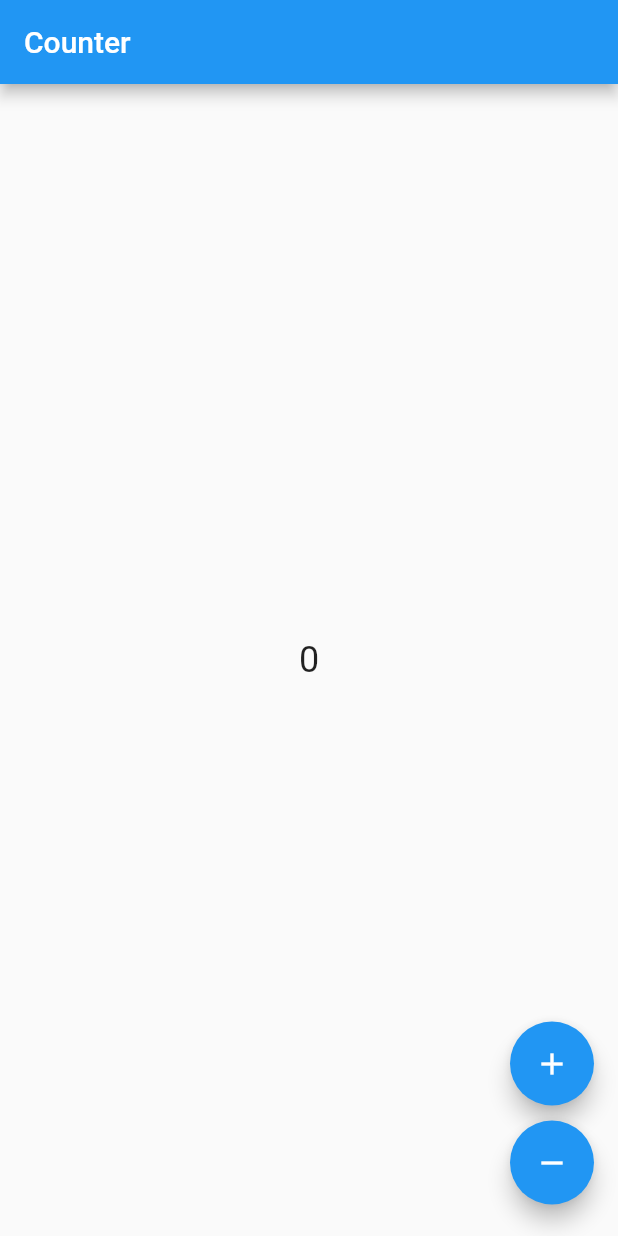
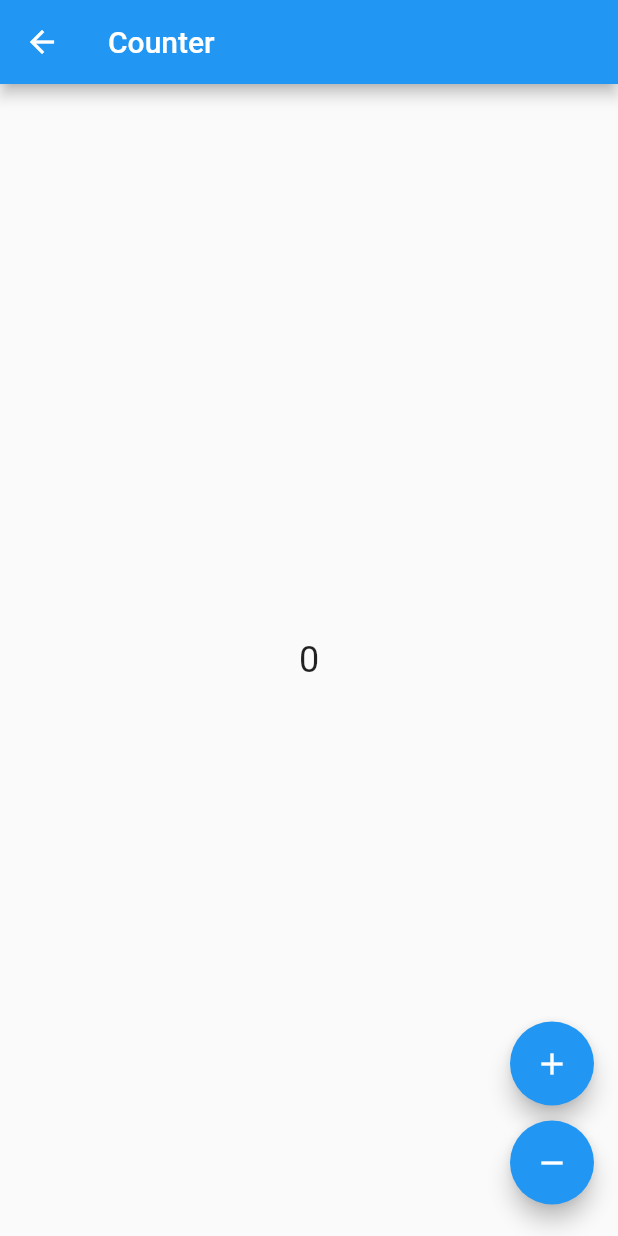
Before and after one commit to Darien-Wang/flutter-demos, a Flutter app: the CounterPage screen opened directly, after a tap on the "add" icon, after a tap on the "remove" icon, on a phone screen of 412 x 824 dp. Run offline on Flutter 3.47's test engine with Material 2 defaults, Android fonts, the phone set to English and light mode, and no system bars; our stand-ins replace bloc, flutter_bloc.

Commit message:
update bloc counter

```diff
--- /dev/null
+++ b/flutter_counter/lib/EnumFile.dart
@@ -0,0 +1,3 @@
+enum Brand{bmw, mini}
+
+enum CounterEvent { increment, decrement }
--- a/flutter_counter/lib/counter_bloc.dart
+++ b/flutter_counter/lib/bloc/CounterBloc.dart
@@ -1,8 +1,8 @@
+import '../EnumFile.dart';
 import 'package:bloc/bloc.dart';
 
-enum CounterEvent { increment, decrement }
+class CounterBloc extends Bloc<CounterEvent, int> {
 
-class CounterBloc extends Bloc<CounterEvent, int> {
   @override
   int get initialState => 0;
 
--- /dev/null
+++ b/flutter_counter/lib/page/CounterPage.dart
@@ -0,0 +1,52 @@
+import 'package:flutter/material.dart';
+import 'package:flutter_bloc/flutter_bloc.dart';
+import '../bloc/CounterBloc.dart';
+import '../EnumFile.dart';
+
+class CounterPage extends StatelessWidget {
+  @override
+  Widget build(BuildContext context) {
+    // ignore: close_sinks
+//    CounterBloc counterBloc = BlocProvider.of<CounterBloc>(context);
+
+    return Scaffold(
+      appBar: AppBar(title: Text('Counter')),
+      body: BlocBuilder<CounterBloc, int>(
+        builder: (context, count) {
+          return Center(
+            child: Text(
+              '$count',
+              style: TextStyle(fontSize: 24.0),
+            ),
+          );
+        },
+      ),
+      floatingActionButton: Column(
+        crossAxisAlignment: CrossAxisAlignment.end,
+        mainAxisAlignment: MainAxisAlignment.end,
+        children: <Widget>[
+          Padding(
+            padding: EdgeInsets.symmetric(vertical: 5.0),
+            child: FloatingActionButton(
+              heroTag: "two",
+              child: Icon(Icons.add),
+              onPressed: () {
+                BlocProvider.of<CounterBloc>(context).add(CounterEvent.increment);
+              },
+            ),
+          ),
+          Padding(
+            padding: EdgeInsets.symmetric(vertical: 5.0),
+            child: FloatingActionButton(
+              heroTag: "three",
+              child: Icon(Icons.remove),
+              onPressed: () {
+                BlocProvider.of<CounterBloc>(context).add(CounterEvent.decrement);
+              },
+            ),
+          ),
+        ],
+      ),
+    );
+  }
+}
--- a/flutter_counter/lib/counter_page.dart
+++ b/flutter_counter/lib/page/HomePage.dart
@@ -1,13 +1,14 @@
 import 'package:flutter/material.dart';
-import 'package:flutter/widgets.dart';
+import 'package:flutter_app/page/CounterPage.dart';
 import 'package:flutter_bloc/flutter_bloc.dart';
+import '../bloc/CounterBloc.dart';
+import '../EnumFile.dart';
 
-import 'counter_bloc.dart';
-
-class CounterPage extends StatelessWidget {
+class HomePage extends StatelessWidget {
   @override
   Widget build(BuildContext context) {
-    final CounterBloc counterBloc = BlocProvider.of<CounterBloc>(context);
+    // ignore: close_sinks
+//    CounterBloc counterBloc = BlocProvider.of<CounterBloc>(context);
 
     return Scaffold(
       appBar: AppBar(title: Text('Counter')),
@@ -28,21 +29,18 @@ class CounterPage extends StatelessWidget {
           Padding(
             padding: EdgeInsets.symmetric(vertical: 5.0),
             child: FloatingActionButton(
-              child: Icon(Icons.add),
+              heroTag: "one",
+              child: Icon(Icons.navigate_next),
               onPressed: () {
-                counterBloc.add(CounterEvent.increment);
+                Navigator.of(context).push(MaterialPageRoute(
+                  builder: (context) => BlocProvider.value(
+                    value: BlocProvider.of<CounterBloc>(context),
+                    child: CounterPage(),
+                  ),
+                ));
               },
             ),
-          ),
-          Padding(
-            padding: EdgeInsets.symmetric(vertical: 5.0),
-            child: FloatingActionButton(
-              child: Icon(Icons.remove),
-              onPressed: () {
-                counterBloc.add(CounterEvent.decrement);
-              },
-            ),
-          ),
+          )
         ],
       ),
     );
```
Also changed, not shown: flutter_counter/lib/main.dart (+36 -7 lines), 2 other files.
